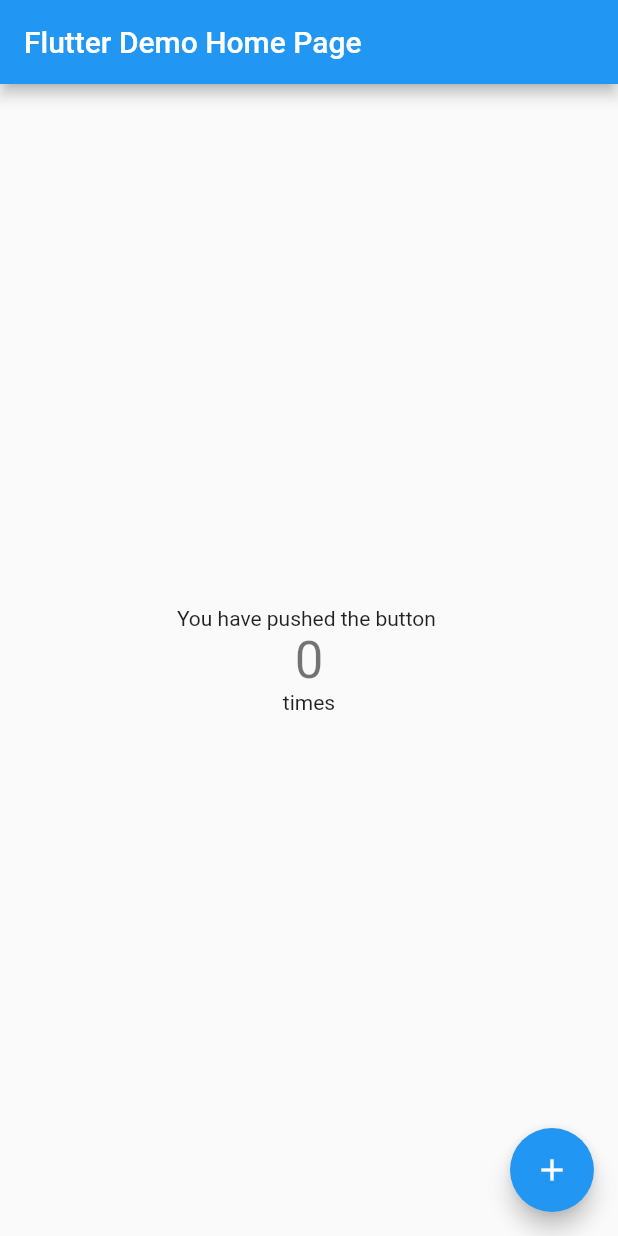
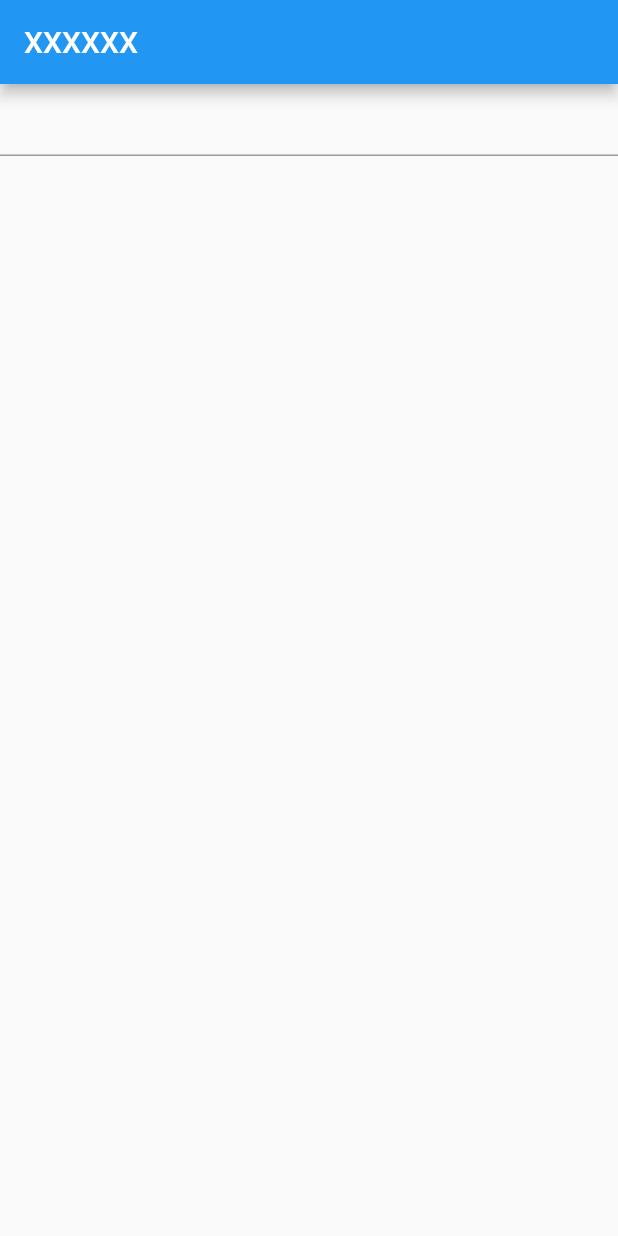
Before and after one commit to ankurt44/flutter, a Flutter app: the screen it shows after launch, on a phone screen of 412 x 824 dp. Run offline on Flutter 3.47's test engine with Material 2 defaults, Android fonts, the phone set to English and light mode, and no system bars.

Commit message:
App with a textfield control.

```diff
--- a/flutter_example_app/lib/main.dart
+++ b/flutter_example_app/lib/main.dart
@@ -1,114 +1,20 @@
 import 'package:flutter/material.dart';
 
-void main() => runApp(new MyApp());
+void main() => runApp(MyExampleApp());
 
-class MyApp extends StatelessWidget {
-  // This widget is the root of your application.
+class MyExampleApp extends StatelessWidget
+{
   @override
-  Widget build(BuildContext context) {
-    return new MaterialApp(
-      title: 'Flutter Demo',
-      theme: new ThemeData(
-        // This is the theme of your application.
-        //
-        // Try running your application with "flutter run". You'll see the
-        // application has a blue toolbar. Then, without quitting the app, try
-        // changing the primarySwatch below to Colors.green and then invoke
-        // "hot reload" (press "r" in the console where you ran "flutter run",
-        // or press Run > Flutter Hot Reload in IntelliJ). Notice that the
-        // counter didn't reset back to zero; the application is not restarted.
-        primarySwatch: Colors.blue,
+  Widget build(BuildContext context)
+  {
+    return MaterialApp(
+      title: 'Welcome to Flutter',
+      home: Scaffold(
+        appBar: AppBar(
+          title: Text('XXXXXX'),
+        ),
+        body: TextField(),
       ),
-      home: new MyHomePage(title: 'Flutter Demo Home Page'),
     );
   }
 }
-
-class MyHomePage extends StatefulWidget {
-  MyHomePage({Key key, this.title}) : super(key: key);
-
-  // This widget is the home page of your application. It is stateful, meaning
-  // that it has a State object (defined below) that contains fields that affect
-  // how it looks.
-
-  // This class is the configuration for the state. It holds the values (in this
-  // case the title) provided by the parent (in this case the App widget) and
-  // used by the build method of the State. Fields in a Widget subclass are
-  // always marked "final".
-
-  final String title;
-
-  @override
-  _MyHomePageState createState() => new _MyHomePageState();
-}
-
-class _MyHomePageState extends State<MyHomePage> {
-  int _counter = 0;
-
-  void _incrementCounter() {
-    setState(() {
-      // This call to setState tells the Flutter framework that something has
-      // changed in this State, which causes it to rerun the build method below
-      // so that the display can reflect the updated values. If we changed
-      // _counter without calling setState(), then the build method would not be
-      // called again, and so nothing would appear to happen.
-      _counter++;
-    });
-  }
-
-  @override
-  Widget build(BuildContext context) {
-    // This method is rerun every time setState is called, for instance as done
-    // by the _incrementCounter method above.
-    //
-    // The Flutter framework has been optimized to make rerunning build methods
-    // fast, so that you can just rebuild anything that needs updating rather
-    // than having to individually change instances of widgets.
-    return new Scaffold(
-      appBar: new AppBar(
-        // Here we take the value from the MyHomePage object that was created by
-        // the App.build method, and use it to set our appbar title.
-        title: new Text(widget.title),
-      ),
-      body: new Center(
-        // Center is a layout widget. It takes a single child and positions it
-        // in the middle of the parent.
-        child: new Column(
-          // Column is also layout widget. It takes a list of children and
-          // arranges them vertically. By default, it sizes itself to fit its
-          // children horizontally, and tries to be as tall as its parent.
-          //
-          // Invoke "debug paint" (press "p" in the console where you ran
-          // "flutter run", or select "Toggle Debug Paint" from the Flutter tool
-          // window in IntelliJ) to see the wireframe for each widget.
-          //
-          // Column has various properties to control how it sizes itself and
-          // how it positions its children. Here we use mainAxisAlignment to
-          // center the children vertically; the main axis here is the vertical
-          // axis because Columns are vertical (the cross axis would be
-          // horizontal).
-          //
-          // Row can be used to arrange widgets horizontally.
-          mainAxisAlignment: MainAxisAlignment.center,
-          children: <Widget>[
-            new Text(
-              'You have pushed the button ',
-            ),
-            new Text(
-              '$_counter',
-              style: Theme.of(context).textTheme.display1,
-            ),
-            new Text(
-              'times'
-            ),
-          ],
-        ),
-      ),
-      floatingActionButton: new FloatingActionButton(
-        onPressed: _incrementCounter,
-        tooltip: 'Inc Counter',
-        child: new Icon(Icons.add),
-      ), // This trailing comma makes auto-formatting nicer for build methods.
-    );
-  }
-}
```
Also changed, not shown: 1 other file.
